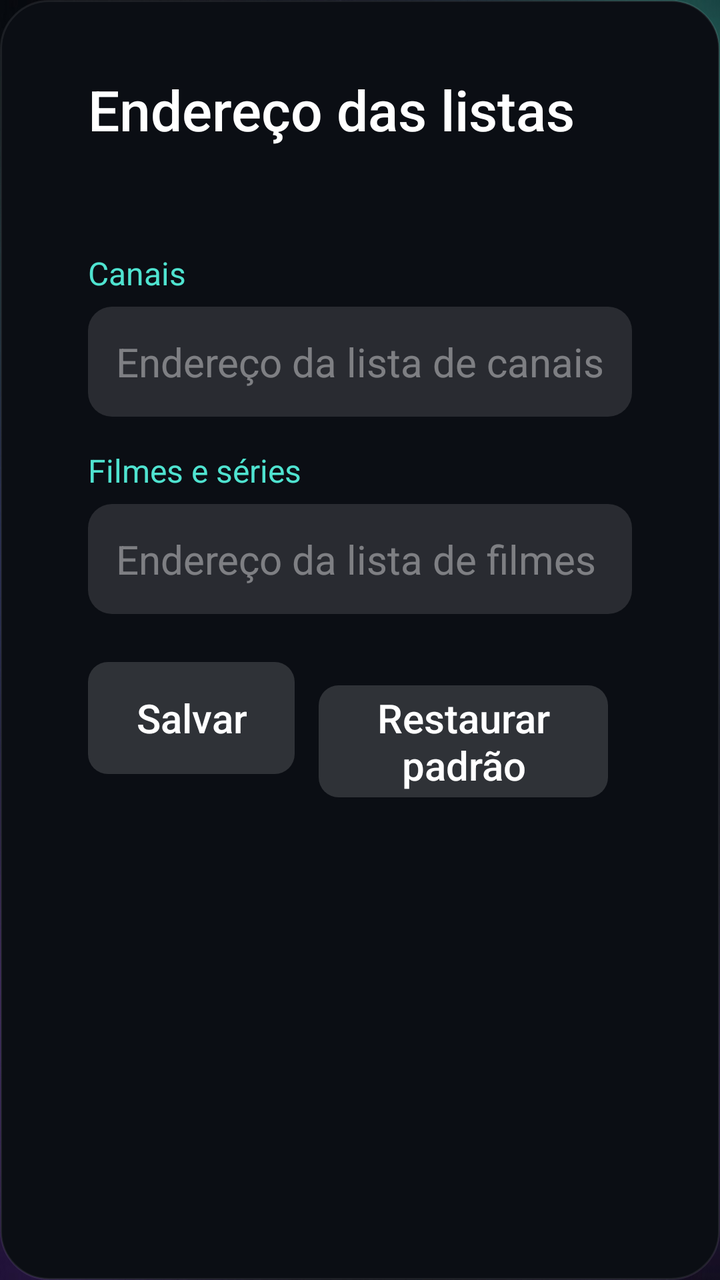
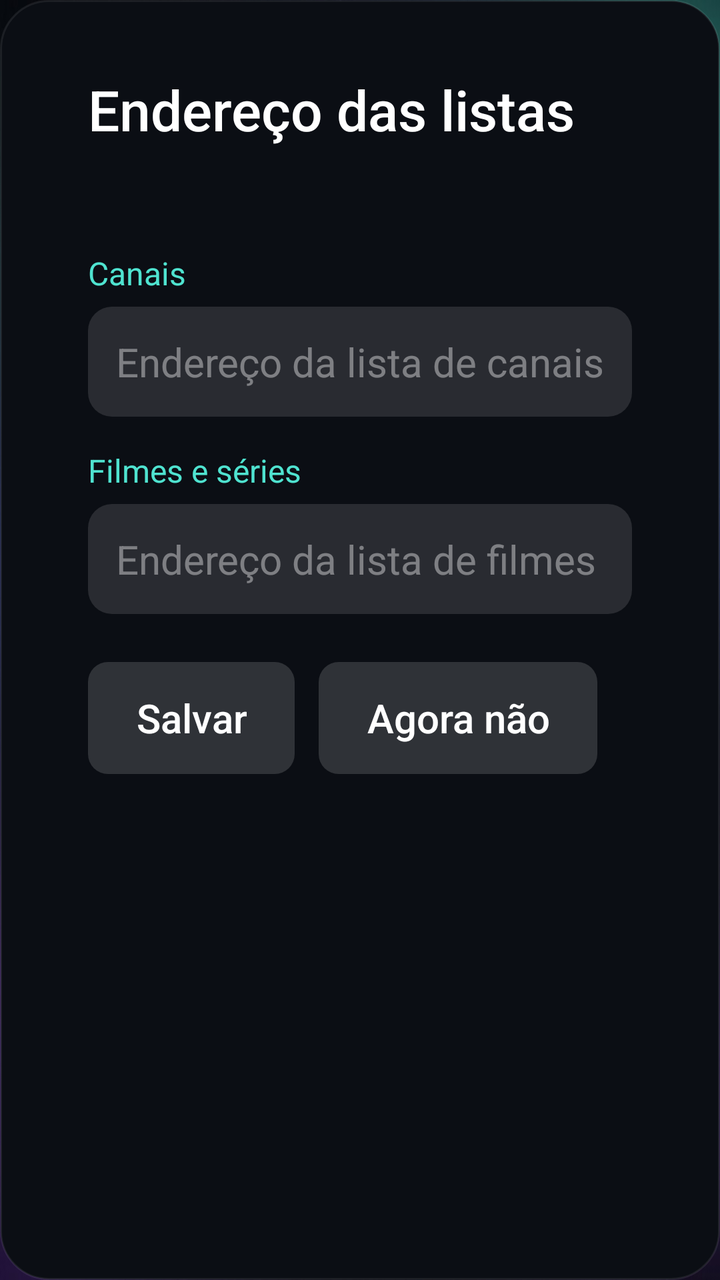

Screens rendered from an Android XML layout before and after an edit, with the pre-edit source and the edit as a unified diff.
<!-- AndroidManifest.xml: application theme Theme.Saimo -->
<!-- res/layout/dialogo_listas.xml -->
<?xml version="1.0" encoding="utf-8"?>
<ScrollView xmlns:android="http://schemas.android.com/apk/res/android"
    android:layout_width="760dp"
    android:layout_height="wrap_content"
    android:background="@drawable/bg_modal"
    android:fillViewport="true">

    <LinearLayout
        android:layout_width="match_parent"
        android:layout_height="wrap_content"
        android:orientation="vertical"
        android:paddingStart="44dp"
        android:paddingTop="36dp"
        android:paddingEnd="44dp"
        android:paddingBottom="32dp">

        <TextView
            android:id="@+id/listasTitulo"
            android:layout_width="match_parent"
            android:layout_height="wrap_content"
            android:fontFamily="sans-serif-medium"
            android:text="@string/listas_titulo"
            android:textColor="@color/text_primary"
            android:textSize="28sp" />

        <TextView
            android:id="@+id/listasTexto"
            android:layout_width="match_parent"
            android:layout_height="wrap_content"
            android:layout_marginTop="8dp"
            android:lineSpacingMultiplier="1.15"
            android:textColor="@color/text_secondary"
            android:textSize="18sp" />

        <TextView
            android:layout_width="match_parent"
            android:layout_height="wrap_content"
            android:layout_marginTop="20dp"
            android:text="@string/listas_canais"
            android:textColor="@color/accent"
            android:textSize="16sp" />

        <EditText
            android:id="@+id/listasCanais"
            android:layout_width="match_parent"
            android:layout_height="wrap_content"
            android:layout_marginTop="6dp"
            android:background="@drawable/bg_campo"
            android:hint="@string/listas_dica_canais"
            android:imeOptions="actionNext|flagNoExtractUi"
            android:importantForAutofill="no"
            android:inputType="textUri"
            android:maxLines="1"
            android:nextFocusDown="@+id/listasFilmes"
            android:padding="14dp"
            android:singleLine="true"
            android:textColor="@color/text_primary"
            android:textColorHint="@color/text_faint"
            android:textSize="20sp" />

        <TextView
            android:layout_width="match_parent"
            android:layout_height="wrap_content"
            android:layout_marginTop="16dp"
            android:text="@string/listas_filmes"
            android:textColor="@color/accent"
            android:textSize="16sp" />

        <EditText
            android:id="@+id/listasFilmes"
            android:layout_width="match_parent"
            android:layout_height="wrap_content"
            android:layout_marginTop="6dp"
            android:background="@drawable/bg_campo"
            android:hint="@string/listas_dica_filmes"
            android:imeOptions="actionDone|flagNoExtractUi"
            android:importantForAutofill="no"
            android:inputType="textUri"
            android:maxLines="1"
            android:nextFocusDown="@+id/listasSalvar"
            android:padding="14dp"
            android:singleLine="true"
            android:textColor="@color/text_primary"
            android:textColorHint="@color/text_faint"
            android:textSize="20sp" />

        <TextView
            android:id="@+id/listasMensagem"
            android:layout_width="match_parent"
            android:layout_height="wrap_content"
            android:layout_marginTop="16dp"
            android:lineSpacingMultiplier="1.1"
            android:textColor="@color/live"
            android:textSize="18sp"
            android:visibility="gone" />

        <LinearLayout
            android:layout_width="match_parent"
            android:layout_height="wrap_content"
            android:layout_marginTop="24dp"
            android:orientation="horizontal">

            <TextView
                android:id="@+id/listasSalvar"
                style="@style/BotaoListas"
                android:text="@string/listas_salvar" />

            <TextView
                android:id="@+id/listasTentar"
                style="@style/BotaoListas"
                android:text="@string/listas_tentar"
                android:visibility="gone" />

            <TextView
                android:id="@+id/listasMesmoAssim"
                style="@style/BotaoListas"
                android:text="@string/listas_mesmo_assim"
                android:visibility="gone" />

            <TextView
                android:id="@+id/listasRestaurar"
                style="@style/BotaoListas"
                android:text="@string/listas_restaurar" />

            <TextView
                android:id="@+id/listasFechar"
                style="@style/BotaoListas"
                android:text="@string/listas_agora_nao" />
        </LinearLayout>
    </LinearLayout>
</ScrollView>
<!-- resources referenced by this layout -->
<resources>
  <color name="accent">#4FE3D0</color>
  <color name="live">#FF4D4F</color>
  <color name="text_faint">#66FFFFFF</color>
  <color name="text_primary">#FFFFFFFF</color>
  <color name="text_secondary">#A8B4C0</color>
  <!-- drawable bg_campo (drawable) -->
  <?xml version="1.0" encoding="utf-8"?>
  <selector xmlns:android="http://schemas.android.com/apk/res/android">
      <item android:state_focused="true">
          <shape android:shape="rectangle">
              <solid android:color="#26FFFFFF" />
              <stroke android:width="3dp" android:color="@color/accent" />
              <corners android:radius="12dp" />
          </shape>
      </item>
      <item>
          <shape android:shape="rectangle">
              <solid android:color="#1FFFFFFF" />
              <corners android:radius="12dp" />
          </shape>
      </item>
  </selector>
  <!-- drawable bg_modal (drawable) -->
  <?xml version="1.0" encoding="utf-8"?>
  <shape xmlns:android="http://schemas.android.com/apk/res/android" android:shape="rectangle">
      <solid android:color="@color/surface" />
      <stroke android:width="1dp" android:color="@color/surface_raised" />
      <corners android:radius="24dp" />
  </shape>
  <string name="listas_agora_nao">Agora não</string>
  <string name="listas_canais">Canais</string>
  <string name="listas_dica_canais">Endereço da lista de canais</string>
  <string name="listas_dica_filmes">Endereço da lista de filmes e séries</string>
  <string name="listas_filmes">Filmes e séries</string>
  <string name="listas_mesmo_assim">Salvar mesmo assim</string>
  <string name="listas_restaurar">Restaurar padrão</string>
  <string name="listas_salvar">Salvar</string>
  <string name="listas_tentar">Tentar de novo</string>
  <string name="listas_titulo">Endereço das listas</string>
  <style name="BotaoListas">
          <item name="android:layout_width">wrap_content</item>
          <item name="android:layout_height">wrap_content</item>
          <item name="android:layout_marginEnd">12dp</item>
          <item name="android:background">@drawable/botao_ficha</item>
          <item name="android:clickable">true</item>
          <item name="android:focusable">true</item>
          <item name="android:fontFamily">sans-serif-medium</item>
          <item name="android:gravity">center</item>
          <item name="android:minHeight">56dp</item>
          <item name="android:paddingStart">24dp</item>
          <item name="android:paddingEnd">24dp</item>
          <item name="android:textColor">@color/texto_botao_ficha</item>
          <item name="android:textSize">20sp</item>
      </style>
  <style name="Theme.Saimo" parent="Theme.AppCompat.NoActionBar">
          <item name="android:windowBackground">@drawable/fundo_app</item>
          <item name="android:windowFullscreen">true</item>
          <item name="android:windowActivityTransitions">true</item>
          <item name="android:colorAccent">@color/accent</item>
      </style>
  <color name="surface">#0B0E14</color>
  <color name="surface_raised">#14FFFFFF</color>
  <!-- drawable botao_ficha (drawable) -->
  <?xml version="1.0" encoding="utf-8"?>
  <selector xmlns:android="http://schemas.android.com/apk/res/android">
      <item android:state_focused="true">
          <shape android:shape="rectangle">
              <solid android:color="#FFFFFFFF" />
              <corners android:radius="10dp" />
          </shape>
      </item>
      <item>
          <shape android:shape="rectangle">
              <solid android:color="#26FFFFFF" />
              <corners android:radius="10dp" />
          </shape>
      </item>
  </selector>
  <!-- drawable fundo_app: jpg bitmap (drawable-nodpi, 34252 bytes) -->
</resources>

<!-- the commit's change to res/layout/dialogo_listas.xml (unified diff, before → after) -->
@@ -118,11 +118,6 @@
                 android:visibility="gone" />
 
             <TextView
-                android:id="@+id/listasRestaurar"
-                style="@style/BotaoListas"
-                android:text="@string/listas_restaurar" />
-
-            <TextView
                 android:id="@+id/listasFechar"
                 style="@style/BotaoListas"
                 android:text="@string/listas_agora_nao" />
<!-- resource entries referenced after the edit -->
@@ -35,7 +35,6 @@
   <string name="listas_dica_filmes">Endereço da lista de filmes e séries</string>
   <string name="listas_filmes">Filmes e séries</string>
   <string name="listas_mesmo_assim">Salvar mesmo assim</string>
-  <string name="listas_restaurar">Restaurar padrão</string>
   <string name="listas_salvar">Salvar</string>
   <string name="listas_tentar">Tentar de novo</string>
   <string name="listas_titulo">Endereço das listas</string>
